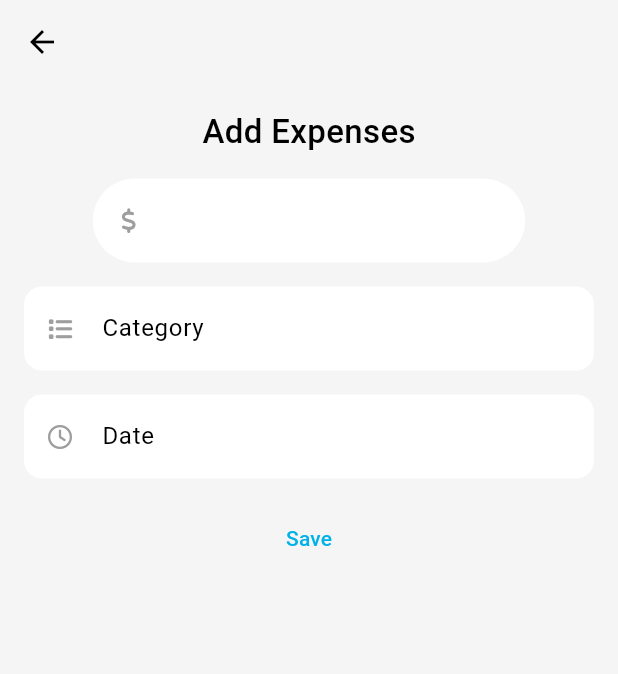
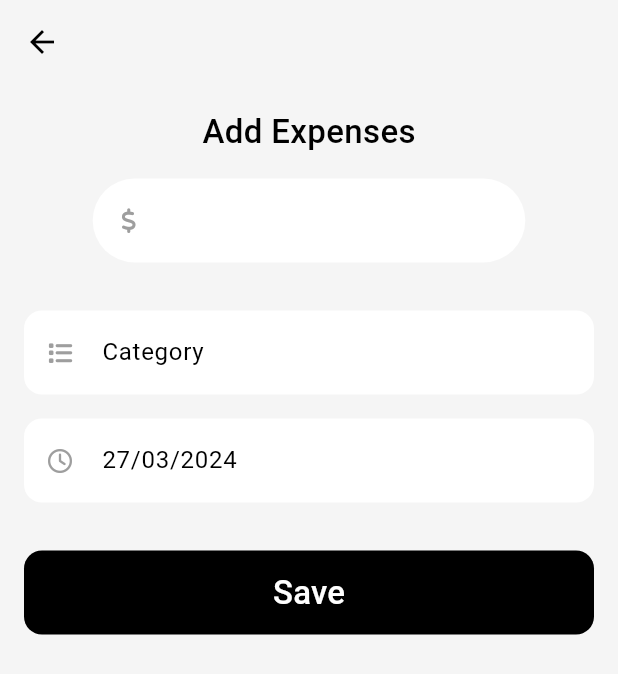
Before and after one commit to Gaiypovv/expense_tracker, a Flutter app: the AddExpense screen opened directly, on a phone screen of 412 x 824 dp. Shown: the top 674 px of the screen. Run offline on Flutter 3.47's test engine with Material 3 defaults, Android fonts, the phone set to English and light mode, and no system bars; our stand-ins replace fl_chart, font_awesome_flutter.

Commit message:
Set the date picker

```diff
--- a/lib/screens/add_expense/views/add_expense.dart
+++ b/lib/screens/add_expense/views/add_expense.dart
@@ -1,9 +1,25 @@
 import 'package:flutter/cupertino.dart';
 import 'package:flutter/material.dart';
 import 'package:font_awesome_flutter/font_awesome_flutter.dart';
+import 'package:intl/intl.dart';
 
-class AddExpense extends StatelessWidget {
+class AddExpense extends StatefulWidget {
   const AddExpense({super.key});
+
+  @override
+  State<AddExpense> createState() => _AddExpenseState();
+}
+
+class _AddExpenseState extends State<AddExpense> {
+  TextEditingController expenseController = TextEditingController();
+  TextEditingController categoryController = TextEditingController();
+  TextEditingController dateController = TextEditingController();
+
+  @override
+  void initState() {
+    dateController.text = DateFormat('dd/MM/yyyy').format(DateTime.now());
+    super.initState();
+  }
 
   @override
   Widget build(BuildContext context) {
@@ -29,6 +45,7 @@ class AddExpense extends StatelessWidget {
               SizedBox(
                 width: MediaQuery.of(context).size.width * 0.7,
                 child: TextFormField(
+                  controller: expenseController,
                   textAlignVertical: TextAlignVertical.center,
                   decoration: InputDecoration(
                       filled: true,
@@ -44,9 +61,10 @@ class AddExpense extends StatelessWidget {
                 ),
               ),
               const SizedBox(
-                height: 16,
+                height: 32,
               ),
               TextFormField(
+                controller: categoryController,
                 textAlignVertical: TextAlignVertical.center,
                 decoration: InputDecoration(
                     filled: true,
@@ -65,13 +83,22 @@ class AddExpense extends StatelessWidget {
                 height: 16,
               ),
               TextFormField(
+                controller: dateController,
                 textAlignVertical: TextAlignVertical.center,
-                onTap: () {
-                  showDatePicker(
+                readOnly: true,
+                onTap: () async {
+                  DateTime? newDate = await showDatePicker(
                       context: context,
                       initialDate: DateTime.now(),
                       firstDate: DateTime.now(),
-                      lastDate: DateTime.now().add(Duration(days: 365)));
+                      lastDate: DateTime.now().add(const Duration(days: 365)));
+
+                  if (newDate != null) {
+                    setState(() {
+                      dateController.text =
+                          DateFormat('dd/MM/yyyy').format(newDate);
+                    });
+                  }
                 },
                 decoration: InputDecoration(
                     filled: true,
@@ -87,9 +114,22 @@ class AddExpense extends StatelessWidget {
                         borderSide: BorderSide.none)),
               ),
               const SizedBox(
-                height: 16,
+                height: 32,
               ),
-              TextButton(onPressed: () {}, child: const Text('Save'))
+              SizedBox(
+                width: double.infinity,
+                height: kToolbarHeight,
+                child: TextButton(
+                    onPressed: () {},
+                    style: TextButton.styleFrom(
+                        backgroundColor: Colors.black,
+                        shape: RoundedRectangleBorder(
+                            borderRadius: BorderRadius.circular(12))),
+                    child: const Text(
+                      'Save',
+                      style: TextStyle(fontSize: 22, color: Colors.white),
+                    )),
+              )
             ],
           ),
         ),
--- a/pubspec.yaml
+++ b/pubspec.yaml
@@ -12,11 +12,13 @@ dependencies:
   cupertino_icons: ^1.0.6
   font_awesome_flutter: ^10.7.0
   fl_chart: ^0.66.2
+  intl: ^0.19.0
 
 dev_dependencies:
   flutter_test:
     sdk: flutter
   flutter_lints: ^3.0.0
 
+
 flutter:
   uses-material-design: true
```
Also changed, not shown: pubspec.lock.
